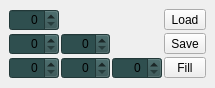
Qt form memorywidget.ui (rjaremczak/mo65x) before a commit.
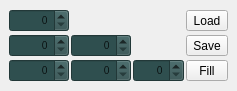
The same form after that commit. Custom widgets are drawn as their Qt base class.

Commit message: fonts changed to courier without sizing them up

Diff of the .ui file:
```diff
--- a/memorywidget.ui
+++ b/memorywidget.ui
@@ -6,8 +6,8 @@
    <rect>
     <x>0</x>
     <y>0</y>
-    <width>215</width>
-    <height>118</height>
+    <width>237</width>
+    <height>115</height>
    </rect>
   </property>
   <property name="styleSheet">
@@ -47,6 +47,11 @@
           <verstretch>0</verstretch>
          </sizepolicy>
         </property>
+        <property name="font">
+         <font>
+          <family>Courier</family>
+         </font>
+        </property>
         <property name="styleSheet">
          <string notr="true">background-color:darkslategray</string>
         </property>
@@ -72,6 +77,11 @@
           <verstretch>0</verstretch>
          </sizepolicy>
         </property>
+        <property name="font">
+         <font>
+          <family>Courier</family>
+         </font>
+        </property>
         <property name="styleSheet">
          <string notr="true">background-color:darkslategray</string>
         </property>
@@ -97,6 +107,11 @@
           <verstretch>0</verstretch>
          </sizepolicy>
         </property>
+        <property name="font">
+         <font>
+          <family>Courier</family>
+         </font>
+        </property>
         <property name="styleSheet">
          <string notr="true">background-color:darkslategray</string>
         </property>
@@ -122,6 +137,11 @@
           <verstretch>0</verstretch>
          </sizepolicy>
         </property>
+        <property name="font">
+         <font>
+          <family>Courier</family>
+         </font>
+        </property>
         <property name="styleSheet">
          <string notr="true">background-color:darkslategray</string>
         </property>
@@ -147,6 +167,11 @@
           <verstretch>0</verstretch>
          </sizepolicy>
         </property>
+        <property name="font">
+         <font>
+          <family>Courier</family>
+         </font>
+        </property>
         <property name="styleSheet">
          <string notr="true">background-color:darkslategray</string>
         </property>
@@ -172,6 +197,11 @@
           <verstretch>0</verstretch>
          </sizepolicy>
         </property>
+        <property name="font">
+         <font>
+          <family>Courier</family>
+         </font>
+        </property>
         <property name="styleSheet">
          <string notr="true">background-color:darkslategray</string>
         </property>
```
The commit also changes 5 other files.
